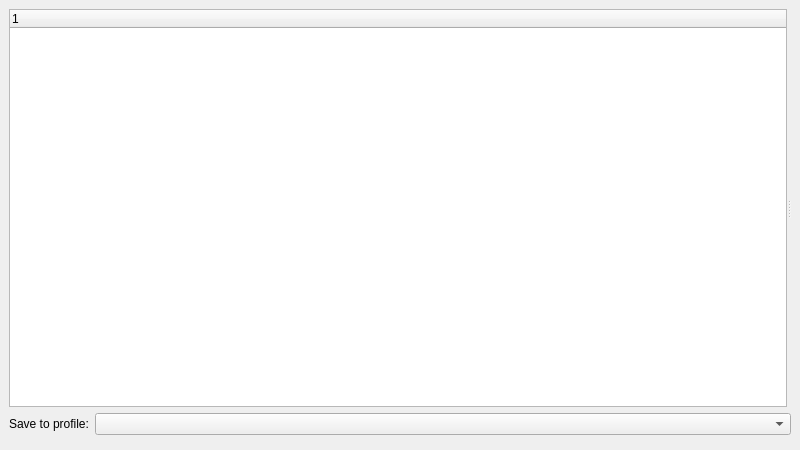
Qt form ui/options.ui (metabrainz/picard) before a commit.
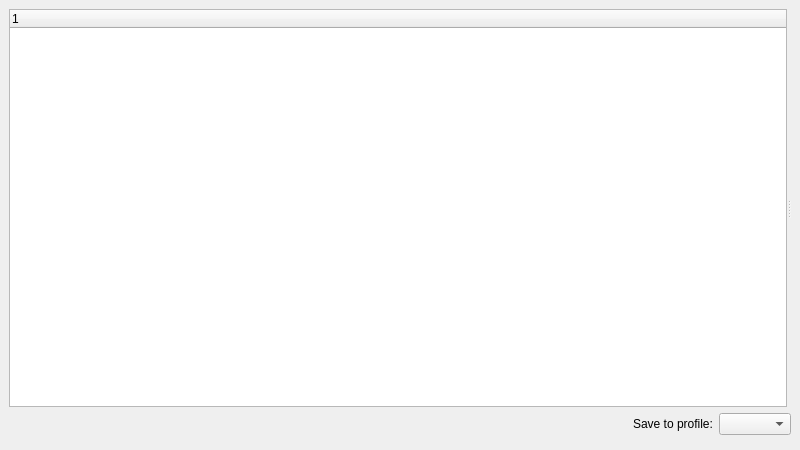
The same form after that commit.

Commit message: Set combobox width to preferred and push to the right-hand side

Patch:
```diff
--- a/ui/options.ui
+++ b/ui/options.ui
@@ -62,6 +62,19 @@
      <property name="sizeConstraint">
       <enum>QLayout::SetNoConstraint</enum>
      </property>
+     <item>
+      <spacer name="horizontalSpacer">
+       <property name="orientation">
+        <enum>Qt::Horizontal</enum>
+       </property>
+       <property name="sizeHint" stdset="0">
+        <size>
+         <width>40</width>
+         <height>20</height>
+        </size>
+       </property>
+      </spacer>
+     </item>
      <item>
       <widget class="QLabel" name="label">
        <property name="sizePolicy">
@@ -78,7 +91,7 @@
      <item>
       <widget class="QComboBox" name="save_to_profile">
        <property name="sizePolicy">
-        <sizepolicy hsizetype="Expanding" vsizetype="Fixed">
+        <sizepolicy hsizetype="Preferred" vsizetype="Fixed">
          <horstretch>0</horstretch>
          <verstretch>0</verstretch>
         </sizepolicy>
```
The commit also changes 1 other file.
